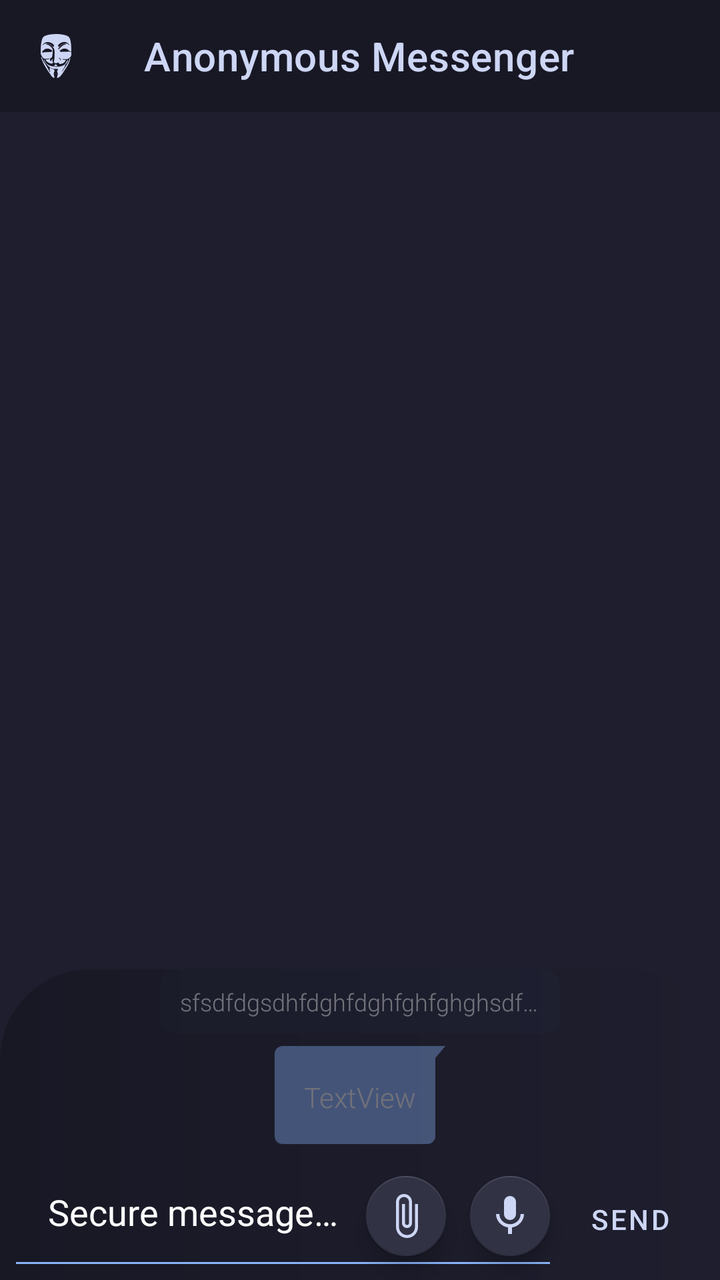
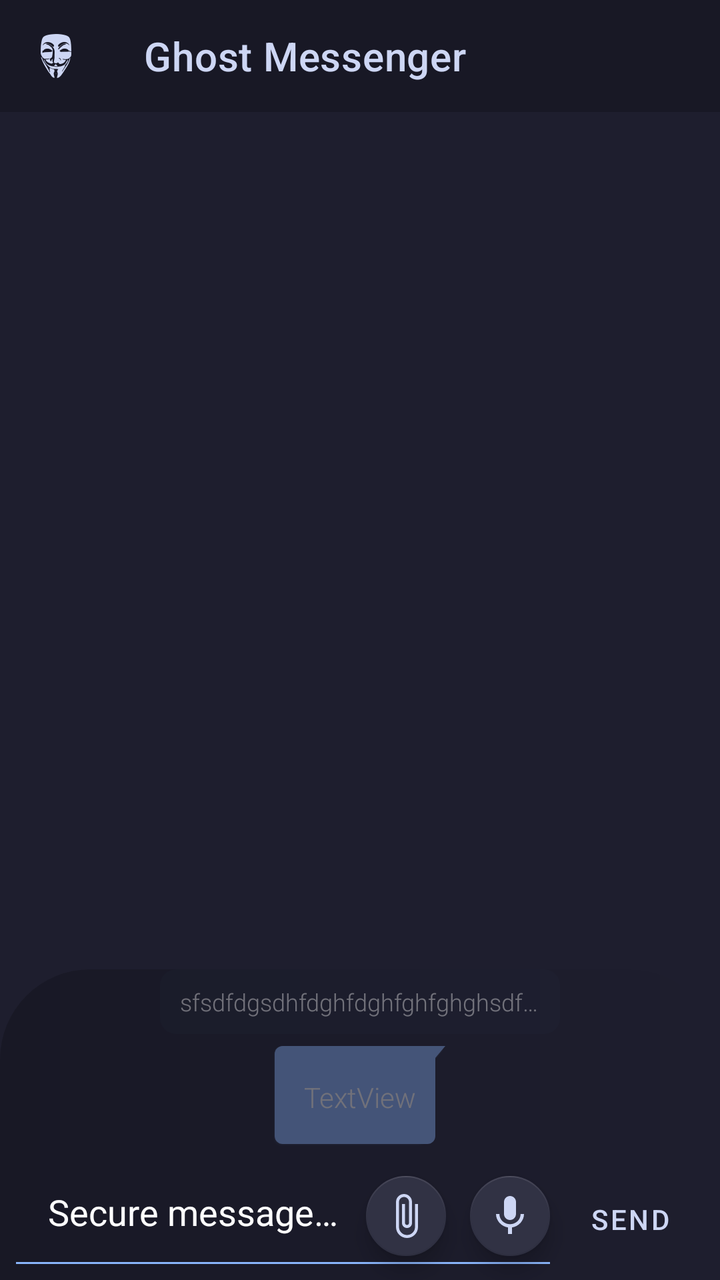

An Android layout rendered at two revisions. The XML below is the earlier revision; the diff shows what the commit changed to produce the second picture.
<!-- AndroidManifest.xml: application theme AppTheme -->
<!-- res/layout/activity_message_list.xml -->
<?xml version="1.0" encoding="utf-8"?>
<androidx.coordinatorlayout.widget.CoordinatorLayout
    android:id="@+id/coordinatorLayout"
    xmlns:android="http://schemas.android.com/apk/res/android"
    xmlns:app="http://schemas.android.com/apk/res-auto"
    xmlns:tools="http://schemas.android.com/tools"
    android:layout_width="match_parent"
    android:layout_height="match_parent">

<FrameLayout

    android:id="@+id/standard_bottom_sheet"
    android:layout_width="match_parent"
    android:layout_height="wrap_content"
    app:layout_behavior="com.google.android.material.bottomsheet.BottomSheetBehavior">

    

</FrameLayout>

<androidx.constraintlayout.widget.ConstraintLayout
    android:layout_width="match_parent"
    android:layout_height="match_parent"
    tools:context="com.dx.anonymousmessenger.ui.view.message_list.MessageListActivity">

    <include
        android:id="@+id/top_bar"
        layout="@layout/toolbar"
        app:layout_constraintEnd_toEndOf="parent"
        app:layout_constraintStart_toStartOf="parent"
        app:layout_constraintTop_toTopOf="parent" />

    <FrameLayout
        android:id="@+id/frame_online"
        android:layout_width="match_parent"
        android:layout_height="2dp"
        android:elevation="6dp"
        android:visibility="visible"
        app:layout_constraintEnd_toEndOf="parent"
        app:layout_constraintStart_toStartOf="parent"
        app:layout_constraintTop_toBottomOf="@id/top_bar">

    </FrameLayout>

    <androidx.recyclerview.widget.RecyclerView
        android:id="@+id/reyclerview_message_list"
        android:layout_width="match_parent"
        android:layout_height="0dp"
        android:layout_margin="2dp"
        android:fadeScrollbars="true"
        android:layoutAnimation="@anim/layout_animation"
        android:scrollbars="vertical"
        app:layout_constraintBottom_toTopOf="@id/txt_key_status"
        app:layout_constraintEnd_toEndOf="parent"
        app:layout_constraintHorizontal_bias="0.0"
        app:layout_constraintStart_toStartOf="parent"
        app:layout_constraintTop_toBottomOf="@+id/frame_online" />

    <LinearLayout
        android:id="@+id/no_messages"
        android:layout_width="0dp"
        android:layout_height="wrap_content"
        android:layout_margin="20dp"
        android:background="@drawable/kinda_rounded_shape"
        android:gravity="center"
        android:orientation="vertical"
        android:padding="20dp"
        android:visibility="gone"
        app:layout_constraintEnd_toEndOf="parent"
        app:layout_constraintStart_toStartOf="parent"
        app:layout_constraintTop_toBottomOf="@+id/frame_online">

        <ImageView
            android:id="@+id/imageView2"
            android:layout_width="100dp"
            android:layout_height="100dp"
            android:backgroundTint="#FFFFFF"
            android:foregroundTint="#FFFFFF"
            android:src="@android:drawable/ic_menu_recent_history"
            tools:ignore="ContentDescription" />

        <TextView
            android:id="@+id/textView5"
            android:layout_width="match_parent"
            android:layout_height="wrap_content"
            android:fontFamily="monospace"
            android:gravity="center"
            android:text="@string/no_recent_messages"
            android:textColor="@color/dx_white"
            android:textSize="32sp"
            android:textStyle="bold" />

        <TextView
            android:id="@+id/textView17"
            android:layout_width="match_parent"
            android:layout_height="wrap_content"
            android:fontFamily="monospace"
            android:gravity="center"
            android:text="@string/unpinned_messages_get_deleted"
            android:textColor="@color/dx_white"
            android:textSize="14sp"
            android:textStyle="bold" />
    </LinearLayout>

    <TextView
        android:id="@+id/txt_key_status"
        android:layout_width="0dp"
        android:layout_height="wrap_content"
        android:layout_margin="2dp"
        android:background="@drawable/chat_box_background"
        android:fontFamily="monospace"
        android:padding="18dp"
        android:shadowColor="@color/dx_night_950"
        android:text="@string/decrypting"
        android:textColor="@color/green_tor"
        android:textSize="14sp"
        android:visibility="gone"
        app:layout_constraintBottom_toTopOf="@id/layout_chatbox"
        app:layout_constraintEnd_toStartOf="@+id/btn_retry"
        app:layout_constraintHorizontal_bias="0.5"
        app:layout_constraintStart_toStartOf="parent" />

    <Button
        android:id="@+id/btn_retry"
        style="@style/NegativeButtonStyle"
        android:layout_width="wrap_content"
        android:layout_height="wrap_content"
        android:text="@string/retry"
        android:visibility="gone"
        app:layout_constraintBottom_toTopOf="@+id/layout_chatbox"
        app:layout_constraintEnd_toEndOf="parent" />

    <androidx.constraintlayout.widget.ConstraintLayout
        android:id="@+id/layout_chatbox"
        android:layout_width="0dp"
        android:layout_height="wrap_content"
        android:background="@drawable/chat_box_background"
        android:orientation="horizontal"
        android:paddingStart="3dp"
        android:paddingEnd="3dp"
        android:visibility="visible"
        app:layout_constraintBottom_toBottomOf="parent"
        app:layout_constraintLeft_toLeftOf="parent"
        app:layout_constraintRight_toRightOf="parent">

        <RelativeLayout
            android:id="@+id/relativeLayout"
            android:layout_width="0dp"
            android:layout_height="wrap_content"
            android:padding="15dp"
            android:paddingBottom="0dp"
            android:visibility="visible"
            app:layout_constraintEnd_toEndOf="parent"
            app:layout_constraintStart_toStartOf="parent"
            app:layout_constraintTop_toTopOf="parent">

            <androidx.recyclerview.widget.RecyclerView
                android:id="@+id/rv_media"
                android:layout_width="match_parent"
                android:layout_height="wrap_content"
                android:visibility="gone" />
        </RelativeLayout>

        <TextView
            android:id="@+id/quote_sender_typing"
            android:layout_width="wrap_content"
            android:layout_height="wrap_content"
            android:layout_margin="6dp"
            android:alpha="@dimen/material_emphasis_disabled"
            android:background="@drawable/nickname_background"
            android:ellipsize="end"
            android:maxWidth="200dp"
            android:padding="8dp"
            android:singleLine="true"
            android:text="@string/really_long_word"
            android:textSize="12sp"

            android:animateLayoutChanges="true"
            android:paddingStart="10dp"
            android:paddingEnd="6dp"
            android:textColor="#ffffff"
            android:visibility="visible"
            app:layout_constraintBottom_toTopOf="@+id/quote_text_typing"
            app:layout_constraintEnd_toEndOf="parent"
            app:layout_constraintStart_toStartOf="parent" />

        <TextView
            android:id="@+id/quote_text_typing"
            android:layout_width="wrap_content"
            android:layout_height="wrap_content"
            android:layout_margin="2dp"
            android:alpha="@dimen/material_emphasis_disabled"
            android:background="@drawable/rounded_rectangle_dark"
            android:maxLines="4"
            android:padding="16dp"
            android:text="@string/textview"
            android:textColor="#ffffff"
            android:textSize="14sp"
            android:animateLayoutChanges="true"
            android:maxWidth="@android:dimen/thumbnail_width"
            android:visibility="visible"
            app:layout_constraintBottom_toTopOf="@+id/txt_container_chatbox"
            app:layout_constraintEnd_toEndOf="parent"
            app:layout_constraintStart_toStartOf="parent" />

        <com.google.android.material.textfield.TextInputLayout
            android:id="@+id/txt_container_chatbox"
            android:layout_width="0dp"
            android:layout_height="wrap_content"
            android:paddingStart="1dp"
            android:paddingEnd="4dp"
            android:visibility="visible"
            app:errorEnabled="false"
            app:hintEnabled="false"
            app:layout_constraintBottom_toBottomOf="parent"
            app:layout_constraintEnd_toStartOf="@+id/button_chatbox_send"
            app:layout_constraintStart_toStartOf="parent">

            <com.google.android.material.textfield.TextInputEditText
                android:id="@+id/edittext_chatbox"
                android:layout_width="fill_parent"
                android:layout_height="wrap_content"
                android:animateLayoutChanges="true"
                android:autoLink="all"
                android:autofillHints="@string/enter_message"
                android:hint="@string/enter_message"
                android:imeOptions="flagNoPersonalizedLearning"
                android:inputType="textMultiLine"
                android:maxLines="4"
                android:minHeight="64dp"
                android:paddingStart="20dp"
                android:paddingEnd="0dp"
                android:paddingBottom="14dp"
                android:textColor="#ffffff"
                android:textColorHint="#ffffff"
                android:visibility="visible" />
        </com.google.android.material.textfield.TextInputLayout>

        <com.google.android.material.floatingactionbutton.FloatingActionButton
            android:id="@+id/fab_audio"
            android:layout_width="wrap_content"
            android:layout_height="wrap_content"
            android:layout_margin="4dp"
            android:animateLayoutChanges="true"
            android:clickable="true"
            android:contentDescription="@string/record_audio"
            android:focusable="true"
            app:fabSize="mini"
            app:layout_constraintBottom_toBottomOf="parent"
            app:layout_constraintEnd_toStartOf="@+id/button_chatbox_send"
            app:layout_constraintTop_toTopOf="@+id/txt_container_chatbox"
            app:rippleColor="@color/red_500"
            app:srcCompat="@drawable/ic_baseline_mic_24" />

        <com.google.android.material.floatingactionbutton.FloatingActionButton
            android:id="@+id/fab_file"
            android:layout_width="wrap_content"
            android:layout_height="wrap_content"
            android:layout_margin="4dp"
            android:layout_marginEnd="1dp"
            android:animateLayoutChanges="true"
            android:clickable="true"
            android:contentDescription="@string/send_file"
            android:focusable="true"
            android:visibility="visible"
            app:fabSize="mini"
            app:layout_constraintBottom_toBottomOf="parent"
            app:layout_constraintEnd_toStartOf="@+id/fab_audio"
            app:layout_constraintTop_toTopOf="@+id/txt_container_chatbox"
            app:rippleColor="@color/red_500"
            app:srcCompat="@drawable/ic_baseline_attach_file_24" />

        <Button
            android:id="@+id/button_chatbox_send"
            style="@style/NegativeButtonStyle"
            android:layout_width="wrap_content"
            android:layout_height="40dp"
            android:layout_marginTop="3dp"
            android:layout_marginEnd="10dp"
            android:animateLayoutChanges="true"
            android:background="@drawable/send_button_ripple"
            android:text="@string/send"
            app:layout_constraintBottom_toBottomOf="parent"
            app:layout_constraintEnd_toEndOf="parent"
            app:layout_constraintTop_toTopOf="@+id/txt_container_chatbox" />

        <LinearLayout
            android:id="@+id/layout_audio"
            android:layout_width="0dp"
            android:layout_height="wrap_content"
            android:layout_marginStart="8dp"
            android:animateLayoutChanges="true"
            android:background="@drawable/glow_red"
            android:orientation="horizontal"
            android:padding="4dp"
            android:visibility="gone"
            app:layout_constraintBottom_toBottomOf="parent"
            app:layout_constraintEnd_toEndOf="@+id/fab_audio"
            app:layout_constraintStart_toStartOf="@+id/txt_container_chatbox"
            app:layout_constraintTop_toTopOf="parent">

            <ImageView
                android:id="@+id/imageView3"
                android:layout_width="wrap_content"
                android:layout_height="wrap_content"
                android:layout_marginStart="4dp"
                android:layout_weight="0.50"
                android:animateLayoutChanges="true"
                android:contentDescription="@string/recording"
                android:paddingStart="3dp"
                android:paddingEnd="1dp"
                app:srcCompat="@drawable/ic_baseline_mic_red_36" />

            <TextView
                android:id="@+id/txt_audio_timer"
                android:layout_width="74dp"
                android:layout_height="match_parent"
                android:layout_weight="1"
                android:animateLayoutChanges="true"
                android:fontFamily="sans-serif-condensed"
                android:gravity="center"
                android:text="@string/_00_00"
                android:textColor="@color/red_500"
                android:textStyle="bold" />

            <TextView
                android:id="@+id/txt_cancel_explain"
                android:layout_width="135dp"
                android:layout_height="match_parent"
                android:layout_marginEnd="65dp"
                android:layout_weight="1"
                android:animateLayoutChanges="true"
                android:fontFamily="sans-serif-light"
                android:gravity="center|end"
                android:text="@string/slide_to_cancel"
                android:textColor="@color/red_500"
                android:textStyle="bold" />

        </LinearLayout>

        <LinearLayout
            android:id="@+id/layout_pics"
            android:layout_width="0dp"
            android:layout_height="wrap_content"
            android:layout_marginBottom="15dp"
            android:animateLayoutChanges="true"
            android:background="@drawable/chat_box_background"
            android:gravity="center"
            android:orientation="horizontal"
            android:visibility="gone"
            app:layout_constraintBottom_toBottomOf="parent"
            app:layout_constraintEnd_toEndOf="parent"
            app:layout_constraintStart_toStartOf="parent"
            app:layout_constraintTop_toBottomOf="@id/relativeLayout">

            <ImageView
                android:id="@+id/imageView4"
                android:layout_width="0dp"
                android:layout_height="wrap_content"
                android:layout_weight="0.25"
                android:animateLayoutChanges="true"
                android:contentDescription="@string/recording"
                app:srcCompat="@android:drawable/ic_menu_close_clear_cancel" />

            <TextView
                android:id="@+id/txt_pic_help"
                android:layout_width="0dp"
                android:layout_height="match_parent"
                android:layout_weight="1"
                android:animateLayoutChanges="true"
                android:fontFamily="sans-serif-condensed"
                android:gravity="center"
                android:text="@string/pic_help"
                android:textColor="@color/red_500"
                android:textSize="24sp"
                android:textStyle="bold"
                android:visibility="visible" />
        </LinearLayout>

    </androidx.constraintlayout.widget.ConstraintLayout>

    <com.google.android.material.floatingactionbutton.FloatingActionButton
        android:id="@+id/fab_scroll_down"
        android:layout_width="wrap_content"
        android:layout_height="wrap_content"
        android:alpha="@dimen/material_emphasis_medium"
        android:backgroundTint="@color/dx_night_950"
        android:clickable="true"
        android:contentDescription="@string/scroll_down"
        android:focusable="true"
        android:visibility="gone"
        app:layout_constraintBottom_toBottomOf="@+id/reyclerview_message_list"
        app:layout_constraintEnd_toEndOf="parent"
        app:layout_constraintStart_toStartOf="parent"
        app:srcCompat="@drawable/ic_baseline_arrow_downward_24" />

    <TextView
        android:id="@+id/txt_status"
        android:layout_width="wrap_content"
        android:layout_height="wrap_content"
        android:layout_margin="4dp"
        android:background="@drawable/contact_item_back"
        android:elevation="18dp"
        android:fontFamily="monospace"
        android:padding="14dp"
        android:text="@string/user_is_online"
        android:textSize="12sp"
        android:visibility="gone"
        app:layout_constraintEnd_toEndOf="parent"
        app:layout_constraintStart_toStartOf="parent"
        app:layout_constraintTop_toTopOf="parent" />

    <FrameLayout
        android:id="@+id/frame_return_to_call"
        android:layout_width="wrap_content"
        android:layout_height="wrap_content"
        android:visibility="gone"
        app:layout_constraintEnd_toEndOf="parent"
        app:layout_constraintStart_toStartOf="parent"
        app:layout_constraintTop_toBottomOf="@+id/frame_online">

        <Button
            android:id="@+id/btn_return_to_call"
            android:layout_width="wrap_content"
            android:layout_height="wrap_content"
            android:text="@string/return_to_call" />
    </FrameLayout>

</androidx.constraintlayout.widget.ConstraintLayout>

    







































































</androidx.coordinatorlayout.widget.CoordinatorLayout>
<!-- res/layout/toolbar.xml (included above) -->
<?xml version="1.0" encoding="utf-8"?>
<com.google.android.material.appbar.AppBarLayout
    android:id="@+id/appbar"
    android:layout_width="match_parent"
    android:layout_height="wrap_content"
    xmlns:android="http://schemas.android.com/apk/res/android"
    xmlns:app="http://schemas.android.com/apk/res-auto">

    <com.google.android.material.appbar.MaterialToolbar
        android:id="@+id/toolbar"
        android:layout_width="match_parent"
        android:layout_height="?attr/actionBarSize"
        app:navigationIcon="@drawable/ic_stat_name"
        app:title="@string/anonymous_messenger" />

</com.google.android.material.appbar.AppBarLayout>
<!-- resources referenced by this layout -->
<resources>
  <color name="dx_night_950">@color/catppuccin_crust</color>
  <color name="dx_white">@color/catppuccin_text</color>
  <color name="green_tor">@color/catppuccin_green</color>
  <color name="red_500">@color/catppuccin_red</color>
  <!-- drawable send_button_ripple (drawable) -->
  <?xml version="1.0" encoding="utf-8"?>
  <ripple xmlns:android="http://schemas.android.com/apk/res/android"
      android:color="@color/dx_white">
      <item android:drawable="@drawable/send_background" />
  </ripple>
  <string name="_00_00" translatable="false">00:00</string>
  <string name="anonymous_messenger">Anonymous Messenger</string>
  <string name="decrypting">Decrypting…</string>
  <string name="enter_message">Secure message…</string>
  <string name="no_recent_messages">No Recent Messages!</string>
  <string name="pic_help">Close</string>
  <string name="really_long_word">sfsdfdgsdhfdghfdghfghfghghsdfgdfghdfghdsfgdfgdfgsdfgfds</string>
  <string name="record_audio">record audio</string>
  <string name="recording">Recording</string>
  <string name="retry">Retry</string>
  <string name="return_to_call">Return to call</string>
  <string name="scroll_down">scroll down</string>
  <string name="send">SEND</string>
  <string name="send_file">send file</string>
  <string name="slide_to_cancel">Slide to cancel</string>
  <string name="textview">TextView</string>
  <string name="unpinned_messages_get_deleted">Did you know unpinned messages get deleted every 24 hours?</string>
  <string name="user_is_online">User is online</string>
  <color name="catppuccin_crust">#11111b</color>
  <color name="catppuccin_text">#cdd6f4</color>
  <color name="catppuccin_green">#a6e3a1</color>
  <color name="catppuccin_red">#f38ba8</color>
  <color name="startGradientColor">@color/catppuccin_base</color>
  <color name="endGradientColor">@color/catppuccin_mantle</color>
  <dimen name="card_corner_radius">8dp</dimen>
  <color name="white_opacity_05">#0CCDD6F4</color>
  <color name="dx_button_text">@color/catppuccin_text</color>
  <style name="ThemeOverlay.MyApp.PositiveButton" parent="">
          <item name="colorPrimary">@color/dx_white</item>
      </style>
  <color name="dx_dark">@color/catppuccin_mantle</color>
  <color name="dx_background">@color/catppuccin_base</color>
  <style name="RobotoTextViewStyle" parent="android:Widget.TextView">
          <item name="android:fontFamily"> sans-serif-light </item>
      </style>
  <color name="dx_accent">@color/catppuccin_blue</color>
  <style name="FloatingActionButtonStyle" parent="Widget.MaterialComponents.FloatingActionButton">
          <item name="backgroundTint">@color/dx_night_940</item>
          <item name="tint">@color/dx_white</item>
      </style>
  <style name="SwitchWhiteText" parent="Widget.AppCompat.CompoundButton.Switch">
          <item name="android:textColor">@color/dx_white</item>
          <item name="backgroundColor">@color/transparent</item>
      </style>
  <style name="TextInputStyle">
          <item name="color">@color/dx_white</item>
      </style>
  <style name="Widget.App.SnackbarButton" parent="Widget.MaterialComponents.Button.TextButton.Snackbar">
          <item name="android:textColor">@color/dx_white</item>
          <item name="color">@color/dx_white</item>
          <item name="colorAccent">@color/dx_white</item>
      </style>
  <color name="catppuccin_base">#1e1e2e</color>
  <color name="catppuccin_mantle">#181825</color>
  <color name="catppuccin_blue">#89b4fa</color>
  <color name="dx_night_940">@color/catppuccin_surface0</color>
  <color name="transparent">#00000000</color>
  <style name="ShapeAppearance.App.LargeComponento" parent="ShapeAppearance.MaterialComponents.LargeComponent">
          <item name="cornerFamily">rounded</item>
          <item name="cornerSize">20dp</item>
      </style>
  <color name="catppuccin_surface0">#313244</color>
  <color name="dialog_background">@color/catppuccin_surface0</color>
  <!-- unchanged entries left out for length: 26 -->
</resources>

<!-- the commit's change to res/layout/activity_message_list.xml (unified diff, before → after) -->
@@ -21,7 +21,7 @@
 <androidx.constraintlayout.widget.ConstraintLayout
     android:layout_width="match_parent"
     android:layout_height="match_parent"
-    tools:context="com.dx.anonymousmessenger.ui.view.message_list.MessageListActivity">
+    tools:context="com.dx.ghostmessenger.ui.view.message_list.MessageListActivity">
 
     <include
         android:id="@+id/top_bar"
@@ -515,6 +515,6 @@
         android:layout_width="match_parent"
         android:layout_height="?attr/actionBarSize"
         app:navigationIcon="@drawable/ic_stat_name"
-        app:title="@string/anonymous_messenger" />
+        app:title="@string/ghost_messenger" />
 
 </com.google.android.material.appbar.AppBarLayout>
<!-- resource entries referenced after the edit -->
@@ -11,9 +11,9 @@
       <item android:drawable="@drawable/send_background" />
   </ripple>
   <string name="_00_00" translatable="false">00:00</string>
-  <string name="anonymous_messenger">Anonymous Messenger</string>
   <string name="decrypting">Decrypting…</string>
   <string name="enter_message">Secure message…</string>
+  <string name="ghost_messenger">Ghost Messenger</string>
   <string name="no_recent_messages">No Recent Messages!</string>
   <string name="pic_help">Close</string>
   <string name="really_long_word">sfsdfdgsdhfdghfdghfghfghghsdfgdfghdfghdsfgdfgdfgsdfgfds</string>
